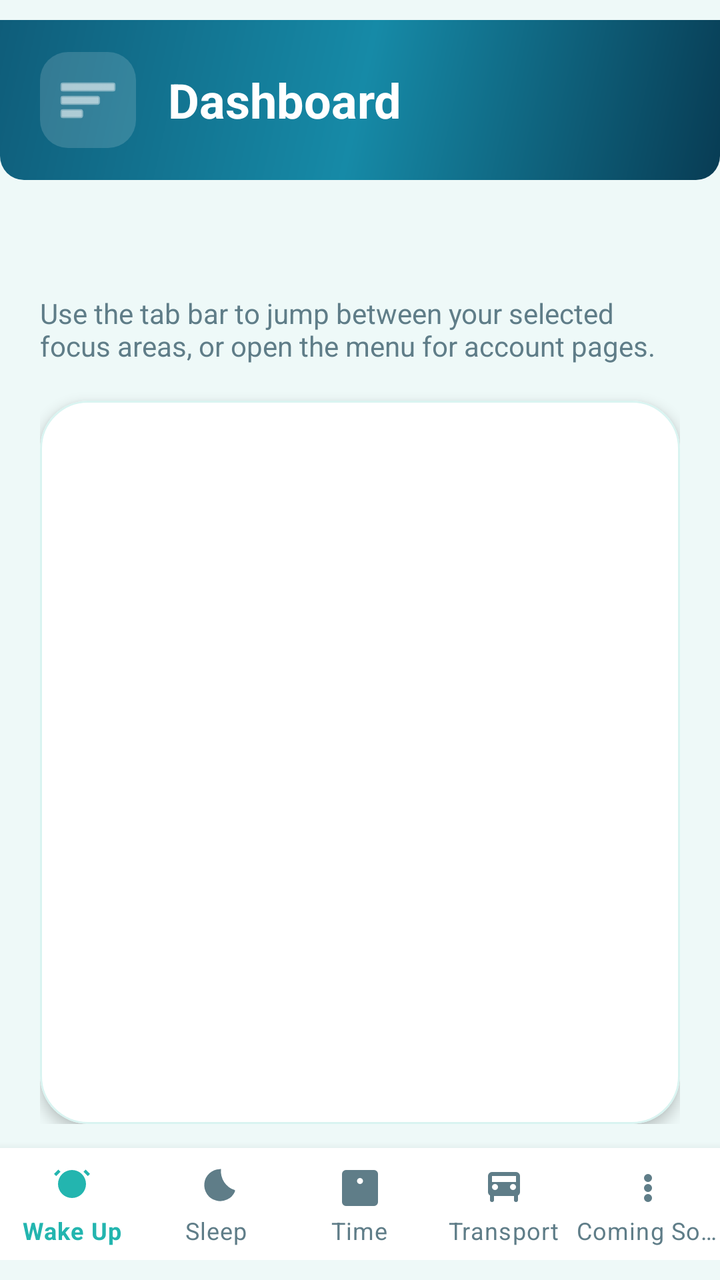
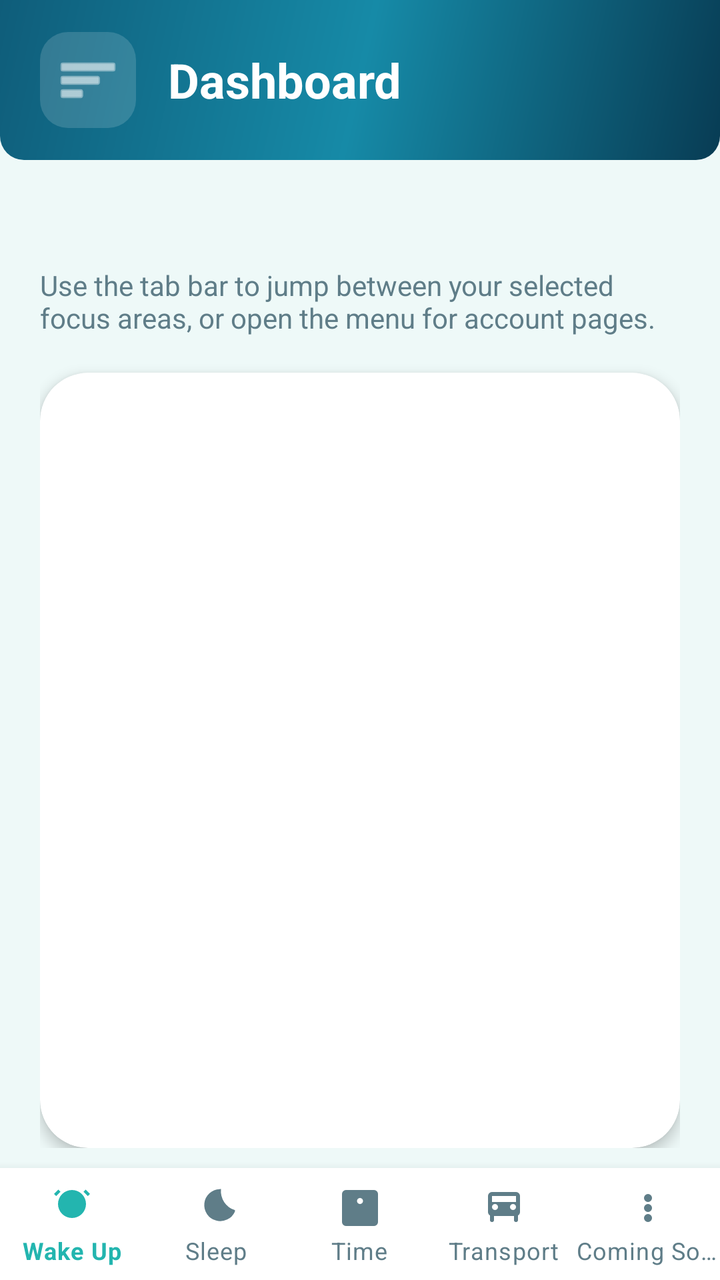

Screens rendered from an Android XML layout before and after an edit, with the pre-edit source and the edit as a unified diff.
<!-- AndroidManifest.xml: application theme Theme.Fixd -->
<!-- res/layout/activity_dashboard.xml -->
<?xml version="1.0" encoding="utf-8"?>
<androidx.drawerlayout.widget.DrawerLayout xmlns:android="http://schemas.android.com/apk/res/android"
    xmlns:app="http://schemas.android.com/apk/res-auto"
    android:id="@+id/drawerLayout"
    android:layout_width="match_parent"
    android:layout_height="match_parent"
    android:fitsSystemWindows="true">

    <LinearLayout
        android:layout_width="match_parent"
        android:layout_height="match_parent"
        android:background="@color/brand_surface"
        android:orientation="vertical"
        android:paddingTop="10dp"
        android:paddingBottom="10dp">

        <LinearLayout
            android:layout_width="match_parent"
            android:layout_height="wrap_content"
            android:background="@drawable/bg_dashboard_header"
            android:gravity="center_vertical"
            android:orientation="horizontal"
            android:paddingStart="20dp"
            android:paddingTop="16dp"
            android:paddingEnd="20dp"
            android:paddingBottom="16dp">

            <ImageButton
                android:id="@+id/menuButton"
                android:layout_width="48dp"
                android:layout_height="48dp"
                android:background="@drawable/bg_menu_button"
                android:contentDescription="@string/menu_open"
                android:padding="12dp"
                android:src="@android:drawable/ic_menu_sort_by_size"
                android:tint="@color/white" />

            <TextView
                android:id="@+id/screenTitle"
                android:layout_width="wrap_content"
                android:layout_height="wrap_content"
                android:layout_marginStart="16dp"
                android:text="@string/dashboard_title"
                android:textColor="@color/white"
                android:textSize="24sp"
                android:textStyle="bold" />
        </LinearLayout>

        <LinearLayout
            android:layout_width="match_parent"
            android:layout_height="0dp"
            android:layout_weight="1"
            android:orientation="vertical"
            android:paddingStart="20dp"
            android:paddingTop="14dp"
            android:paddingEnd="20dp"
            android:paddingBottom="12dp">

            <TextView
                android:id="@+id/greetingText"
                android:layout_width="wrap_content"
                android:layout_height="wrap_content"
                android:textColor="@color/brand_text"
                android:textSize="26sp"
                android:textStyle="bold" />

            <TextView
                android:layout_width="match_parent"
                android:layout_height="wrap_content"
                android:layout_marginTop="8dp"
                android:text="@string/dashboard_body"
                android:textColor="@color/brand_text_muted"
                android:textSize="14sp" />

            <com.google.android.material.card.MaterialCardView
                style="@style/Widget.Fixd.TileCard"
                android:layout_width="match_parent"
                android:layout_height="0dp"
                android:layout_marginTop="18dp"
                android:layout_weight="1"
                app:cardBackgroundColor="@color/brand_card"
                app:shapeAppearanceOverlay="@style/ShapeAppearance.Fixd.Tile">

                <FrameLayout
                    android:id="@+id/fragmentContainer"
                    android:layout_width="match_parent"
                    android:layout_height="match_parent"
                    android:animateLayoutChanges="true" />
            </com.google.android.material.card.MaterialCardView>
        </LinearLayout>

        <com.google.android.material.bottomnavigation.BottomNavigationView
            android:id="@+id/bottomNavigationView"
            android:layout_width="match_parent"
            android:layout_height="wrap_content"
            android:background="@color/white"
            app:itemIconTint="@color/bottom_nav_colors"
            app:itemTextColor="@color/bottom_nav_colors"
            app:labelVisibilityMode="labeled"
            app:menu="@menu/bottom_nav_menu" />
    </LinearLayout>

    <com.google.android.material.navigation.NavigationView
        android:id="@+id/navigationView"
        android:layout_width="300dp"
        android:layout_height="match_parent"
        android:layout_gravity="start"
        android:fitsSystemWindows="true"
        android:background="@color/white"
        app:headerLayout="@layout/view_drawer_header"
        app:itemIconTint="@color/drawer_item_colors"
        app:itemTextColor="@color/drawer_item_colors"
        app:menu="@menu/drawer_menu" />

</androidx.drawerlayout.widget.DrawerLayout>
<!-- res/layout/view_drawer_header.xml (included above) -->
<?xml version="1.0" encoding="utf-8"?>
<LinearLayout xmlns:android="http://schemas.android.com/apk/res/android"
    android:layout_width="match_parent"
    android:layout_height="156dp"
    android:background="@drawable/bg_drawer_header"
    android:gravity="bottom"
    android:orientation="vertical"
    android:paddingStart="20dp"
    android:paddingTop="16dp"
    android:paddingEnd="20dp"
    android:paddingBottom="16dp">

    <ImageView
        android:layout_width="64dp"
        android:layout_height="64dp"
        android:contentDescription="@string/app_name"
        android:src="@drawable/ic_fixd_panda_logo" />

    <TextView
        android:layout_width="wrap_content"
        android:layout_height="wrap_content"
        android:layout_marginTop="14dp"
        android:text="@string/drawer_header_title"
        android:textColor="@color/white"
        android:textSize="24sp"
        android:textStyle="bold" />

</LinearLayout>
<!-- resources referenced by this layout -->
<resources>
  <color name="brand_card">#FFFFFFFF</color>
  <color name="brand_surface">#EEF9F8</color>
  <color name="brand_text">#103142</color>
  <color name="brand_text_muted">#5F7D88</color>
  <color name="white">#FFFFFFFF</color>
  <!-- drawable bg_drawer_header (drawable) -->
  <?xml version="1.0" encoding="utf-8"?>
  <shape xmlns:android="http://schemas.android.com/apk/res/android">
      <gradient
          android:angle="315"
          android:centerColor="@color/brand_gradient_mid"
          android:endColor="@color/brand_primary_dark"
          android:startColor="@color/brand_primary" />
  </shape>
  <!-- drawable bg_menu_button (drawable) -->
  <?xml version="1.0" encoding="utf-8"?>
  <shape xmlns:android="http://schemas.android.com/apk/res/android">
      <solid android:color="#26FFFFFF" />
      <corners android:radius="14dp" />
  </shape>
  <string name="app_name">Fixd</string>
  <string name="dashboard_body">Use the tab bar to jump between your selected focus areas, or open the menu for account pages.</string>
  <string name="dashboard_title">Dashboard</string>
  <string name="drawer_header_title">Fixd</string>
  <string name="menu_open">Open menu</string>
  <style name="ShapeAppearance.Fixd.Tile" parent="">
          <item name="cornerFamily">rounded</item>
          <item name="cornerSize">24dp</item>
      </style>
  <style name="Widget.Fixd.TileCard" parent="Widget.MaterialComponents.CardView">
          <item name="cardCornerRadius">24dp</item>
          <item name="cardElevation">4dp</item>
          <item name="strokeColor">@color/brand_surface_tint</item>
          <item name="strokeWidth">1dp</item>
          <item name="shapeAppearanceOverlay">@style/ShapeAppearance.Fixd.Tile</item>
      </style>
  <style name="Theme.Fixd" parent="Theme.MaterialComponents.DayNight.NoActionBar">
          <item name="colorPrimary">@color/brand_primary</item>
          <item name="colorPrimaryVariant">@color/brand_primary_dark</item>
          <item name="colorOnPrimary">@color/white</item>
          <item name="colorSecondary">@color/brand_secondary</item>
          <item name="colorSecondaryVariant">@color/brand_secondary</item>
          <item name="colorOnSecondary">@color/white</item>
          <item name="colorSurface">@color/brand_surface</item>
          <item name="colorOnSurface">@color/brand_text</item>
          <item name="android:windowBackground">@color/brand_surface</item>
          <item name="android:statusBarColor">?attr/colorPrimaryVariant</item>
          <item name="android:navigationBarColor">@color/white</item>
          <item name="materialButtonStyle">@style/Widget.Fixd.Button</item>
          <item name="editTextStyle">@style/Widget.Fixd.TextInputEditText</item>
          <item name="textInputStyle">@style/Widget.Fixd.TextInputLayout</item>
      </style>
  <color name="brand_gradient_mid">#168AA7</color>
  <color name="brand_primary_dark">#083C54</color>
  <color name="brand_primary">#0F5D7A</color>
  <color name="brand_surface_tint">#D9F4F1</color>
  <color name="brand_secondary">#23B5AF</color>
  <style name="Widget.Fixd.Button" parent="Widget.MaterialComponents.Button">
          <item name="cornerRadius">16dp</item>
          <item name="android:textAllCaps">false</item>
      </style>
  <style name="Widget.Fixd.TextInputEditText" parent="Widget.MaterialComponents.TextInputEditText.OutlinedBox">
          <item name="android:textColor">@color/brand_text</item>
          <item name="android:textColorHint">@color/brand_text_muted</item>
          <item name="android:textCursorDrawable">@null</item>
      </style>
  <color name="brand_accent">#67E0C7</color>
  <!-- unchanged entries left out for length: 3 -->
</resources>

<!-- the commit's change to res/layout/activity_dashboard.xml (unified diff, before → after) -->
@@ -10,9 +10,7 @@
         android:layout_width="match_parent"
         android:layout_height="match_parent"
         android:background="@color/brand_surface"
-        android:orientation="vertical"
-        android:paddingTop="10dp"
-        android:paddingBottom="10dp">
+        android:orientation="vertical">
 
         <LinearLayout
             android:layout_width="match_parent"
@@ -52,9 +50,9 @@
             android:layout_weight="1"
             android:orientation="vertical"
             android:paddingStart="20dp"
-            android:paddingTop="14dp"
             android:paddingEnd="20dp"
-            android:paddingBottom="12dp">
+            android:paddingTop="10dp"
+            android:paddingBottom="10dp">
 
             <TextView
                 android:id="@+id/greetingText"
@@ -95,6 +93,7 @@
             android:layout_height="wrap_content"
             android:background="@color/white"
             app:itemIconTint="@color/bottom_nav_colors"
+            app:itemRippleColor="@color/transparent"
             app:itemTextColor="@color/bottom_nav_colors"
             app:labelVisibilityMode="labeled"
             app:menu="@menu/bottom_nav_menu" />
@@ -109,6 +108,7 @@
         android:background="@color/white"
         app:headerLayout="@layout/view_drawer_header"
         app:itemIconTint="@color/drawer_item_colors"
+        app:itemRippleColor="@color/transparent"
         app:itemTextColor="@color/drawer_item_colors"
         app:menu="@menu/drawer_menu" />
 
<!-- resource entries referenced after the edit -->
@@ -4,6 +4,7 @@
   <color name="brand_surface">#EEF9F8</color>
   <color name="brand_text">#103142</color>
   <color name="brand_text_muted">#5F7D88</color>
+  <color name="transparent">#00000000</color>
   <color name="white">#FFFFFFFF</color>
   <!-- drawable bg_drawer_header (drawable) -->
   <?xml version="1.0" encoding="utf-8"?>
@@ -32,8 +33,7 @@
   <style name="Widget.Fixd.TileCard" parent="Widget.MaterialComponents.CardView">
           <item name="cardCornerRadius">24dp</item>
           <item name="cardElevation">4dp</item>
-          <item name="strokeColor">@color/brand_surface_tint</item>
-          <item name="strokeWidth">1dp</item>
+          <item name="strokeWidth">0dp</item>
           <item name="shapeAppearanceOverlay">@style/ShapeAppearance.Fixd.Tile</item>
       </style>
   <style name="Theme.Fixd" parent="Theme.MaterialComponents.DayNight.NoActionBar">
@@ -48,6 +48,8 @@
           <item name="android:windowBackground">@color/brand_surface</item>
           <item name="android:statusBarColor">?attr/colorPrimaryVariant</item>
           <item name="android:navigationBarColor">@color/white</item>
+          <item name="colorControlHighlight">@color/transparent</item>
+          <item name="android:colorControlHighlight">@color/transparent</item>
           <item name="materialButtonStyle">@style/Widget.Fixd.Button</item>
           <item name="editTextStyle">@style/Widget.Fixd.TextInputEditText</item>
           <item name="textInputStyle">@style/Widget.Fixd.TextInputLayout</item>
@@ -55,11 +57,11 @@
   <color name="brand_gradient_mid">#168AA7</color>
   <color name="brand_primary_dark">#083C54</color>
   <color name="brand_primary">#0F5D7A</color>
-  <color name="brand_surface_tint">#D9F4F1</color>
   <color name="brand_secondary">#23B5AF</color>
   <style name="Widget.Fixd.Button" parent="Widget.MaterialComponents.Button">
           <item name="cornerRadius">16dp</item>
           <item name="android:textAllCaps">false</item>
+          <item name="rippleColor">@color/transparent</item>
       </style>
   <style name="Widget.Fixd.TextInputEditText" parent="Widget.MaterialComponents.TextInputEditText.OutlinedBox">
           <item name="android:textColor">@color/brand_text</item>
